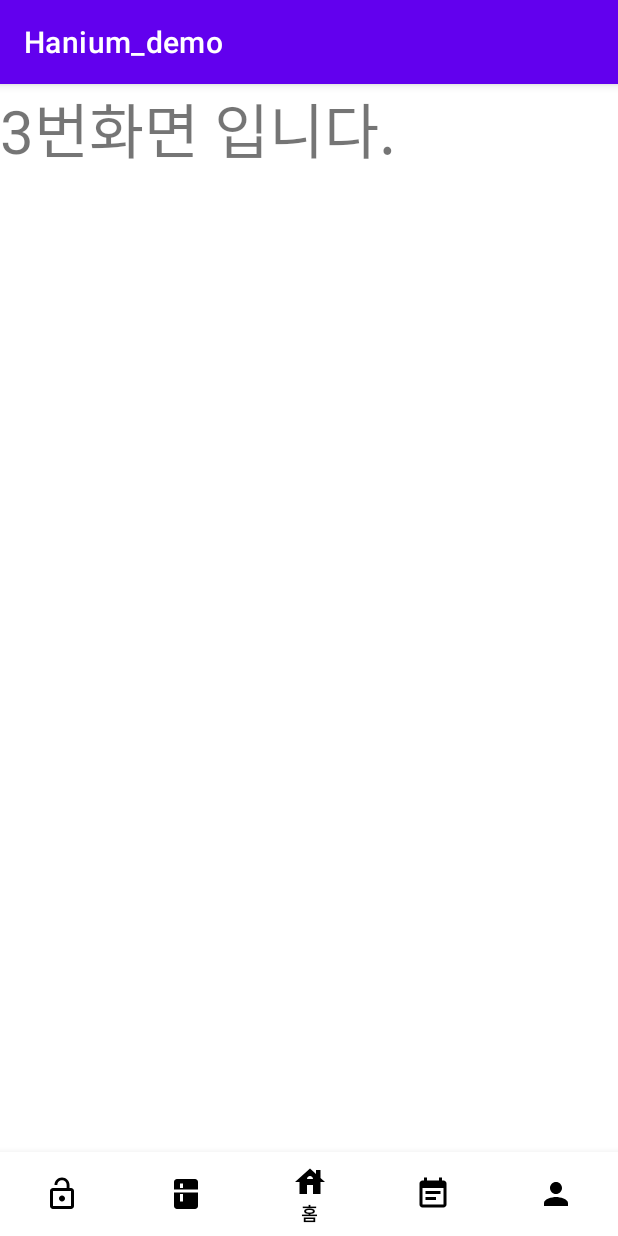
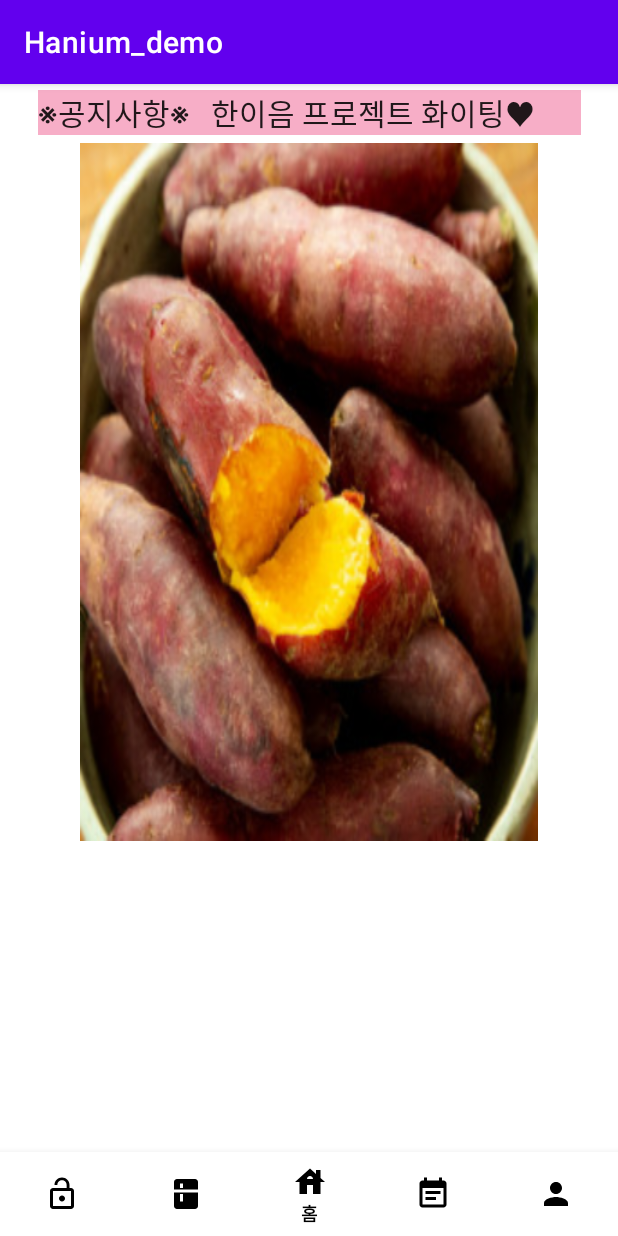
Before and after one commit to JaewookYeon/Hanium_demo, an Android app: the Frag3 screen opened directly, with no data from a screen before it, item 3 of the bottom bar chosen, on a phone screen of 412 x 824 dp. Run offline under Robolectric (Android 15) with nearby library versions, the phone set to English and light mode, and no system bars; network calls fail.

Commit message:
홈 수정

```diff
--- a/app/src/main/java/com/example/registerloginexample/Frag3.java
+++ b/app/src/main/java/com/example/registerloginexample/Frag3.java
@@ -4,6 +4,8 @@ import android.os.Bundle;
 import android.view.LayoutInflater;
 import android.view.View;
 import android.view.ViewGroup;
+import android.widget.ImageView;
+import android.widget.ViewFlipper;
 
 import androidx.annotation.NonNull;
 import androidx.annotation.Nullable;
@@ -12,12 +14,38 @@ import androidx.fragment.app.Fragment;
 public class Frag3 extends Fragment {
 
     private View view;
+    ViewFlipper v_fllipper;
 
     @Nullable
     @Override
     public View onCreateView(@NonNull LayoutInflater inflater, @Nullable ViewGroup container, @Nullable Bundle savedInstanceState) {
         view = inflater.inflate(R.layout.frag3, container, false);
+        int images[] = {
+                R.drawable.test_img01,
+                R.drawable.test_img02,
+                R.drawable.test_img03
+        };
+
+        v_fllipper = view.findViewById(R.id.image_slide);
+
+        for (int image : images) {
+            fllipperImages(image);
+        }
 
         return view;
     }
+
+    // 이미지 슬라이더 구현 메서드
+    public void fllipperImages(int image) {
+        ImageView imageView = new ImageView(getContext());
+        imageView.setBackgroundResource(image);
+
+        v_fllipper.addView(imageView);      // 이미지 추가
+        v_fllipper.setFlipInterval(4000);       // 자동 이미지 슬라이드 딜레이시간(1000 당 1초)
+        v_fllipper.setAutoStart(true);          // 자동 시작 유무 설정
+
+        // animation
+        v_fllipper.setInAnimation(getContext(), android.R.anim.slide_in_left);
+        v_fllipper.setOutAnimation(getContext(), android.R.anim.slide_out_right);
+    }
 }
--- a/app/src/main/java/com/example/registerloginexample/InfoFragment.java
+++ /dev/null
@@ -1,18 +0,0 @@
-package com.example.registerloginexample;
-
-import android.os.Bundle;
-import androidx.fragment.app.Fragment;
-import android.view.LayoutInflater;
-import android.view.View;
-import android.view.ViewGroup;
-
-
-public class InfoFragment extends Fragment {
-
-    @Override
-    public View onCreateView(LayoutInflater inflater, ViewGroup container,
-                             Bundle savedInstanceState) {
-        // Inflate the layout for this fragment
-        return inflater.inflate(R.layout.fragment_info, container, false);
-    }
-}
--- a/app/src/main/java/com/example/registerloginexample/SettingFragment.java
+++ /dev/null
@@ -1,18 +0,0 @@
-package com.example.registerloginexample;
-
-import android.os.Bundle;
-import androidx.fragment.app.Fragment;
-import android.view.LayoutInflater;
-import android.view.View;
-import android.view.ViewGroup;
-
-
-public class SettingFragment extends Fragment {
-
-    @Override
-    public View onCreateView(LayoutInflater inflater, ViewGroup container,
-                             Bundle savedInstanceState) {
-        // Inflate the layout for this fragment
-        return inflater.inflate(R.layout.fragment_setting, container, false);
-    }
-}
--- a/app/src/main/res/layout/frag3.xml
+++ b/app/src/main/res/layout/frag3.xml
@@ -1,14 +1,48 @@
 <?xml version="1.0" encoding="utf-8"?>
-<LinearLayout
-    xmlns:android="http://schemas.android.com/apk/res/android"
+<LinearLayout xmlns:android="http://schemas.android.com/apk/res/android"
+    xmlns:app="http://schemas.android.com/apk/res-auto"
+    xmlns:tools="http://schemas.android.com/tools"
     android:layout_width="match_parent"
     android:layout_height="match_parent"
+    android:background="#FFFFFF"
     android:orientation="vertical">
 
-    <TextView
-        android:layout_width="wrap_content"
-        android:layout_height="wrap_content"
-        android:text="3번화면 입니다."
-        android:textSize="40sp"/>
+    <androidx.constraintlayout.widget.ConstraintLayout
+        android:layout_width="match_parent"
+        android:layout_height="match_parent"
+        android:background="#0000BCD4">
+
+        <ViewFlipper
+            android:id="@+id/image_slide"
+            android:layout_width="0dp"
+            android:layout_height="0dp"
+            android:layout_marginStart="53dp"
+            android:layout_marginEnd="53dp"
+            android:layout_marginBottom="207dp"
+            app:layout_constraintBottom_toBottomOf="parent"
+            app:layout_constraintEnd_toEndOf="parent"
+            app:layout_constraintStart_toStartOf="parent"
+            app:layout_constraintTop_toBottomOf="@+id/textView">
+
+        </ViewFlipper>
+
+        <TextView
+            android:id="@+id/textView"
+            android:layout_width="362dp"
+            android:layout_height="wrap_content"
+            android:layout_marginStart="1dp"
+            android:layout_marginTop="4dp"
+            android:layout_marginEnd="1dp"
+            android:layout_marginBottom="5dp"
+            android:background="#5BE91E63"
+            android:text="※공지사항※   한이음 프로젝트 화이팅♥"
+            android:textAppearance="@style/TextAppearance.AppCompat.Body2"
+            android:textSize="20sp"
+            app:layout_constraintBottom_toTopOf="@+id/image_slide"
+            app:layout_constraintEnd_toEndOf="parent"
+            app:layout_constraintStart_toStartOf="parent"
+            app:layout_constraintTop_toTopOf="parent" />
+
+    </androidx.constraintlayout.widget.ConstraintLayout>
 
 </LinearLayout>
```
Also changed, not shown: app/src/main/res/drawable/test_img01.jpg (added), app/src/main/res/drawable/test_img02.jpg (added), app/src/main/res/drawable/test_img03.jpg (added).
